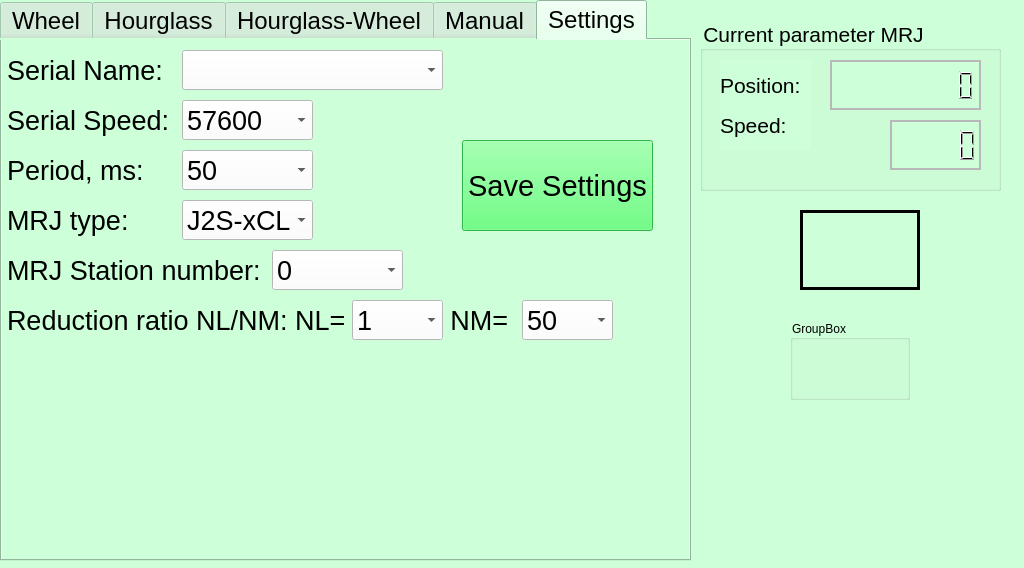
Before: the Qt Designer form GUI.ui in LeDima/Motor-control-MELSERVO-, drawn with Qt 5.
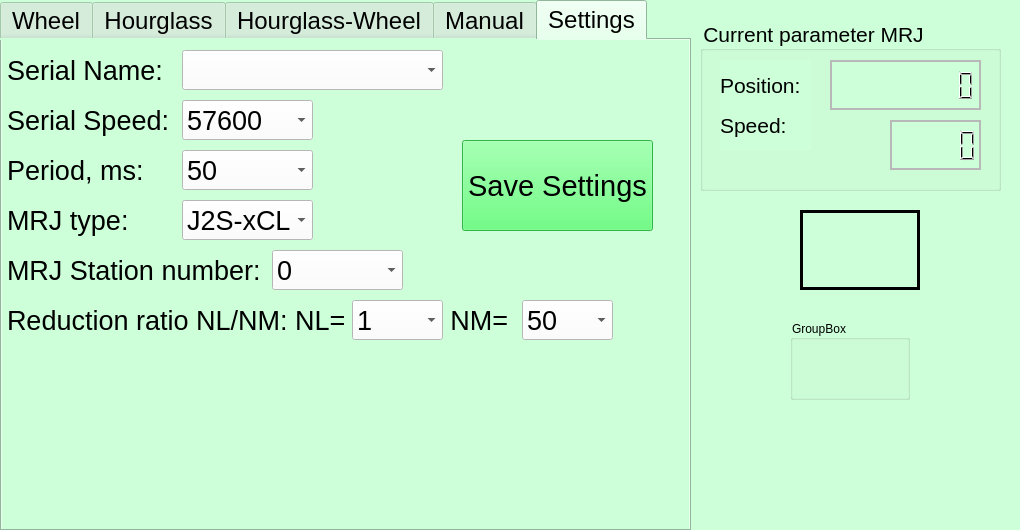
After: the same form once the commit is applied.

```diff
--- a/GUI.ui
+++ b/GUI.ui
@@ -6,8 +6,8 @@
    <rect>
     <x>0</x>
     <y>0</y>
-    <width>1024</width>
-    <height>568</height>
+    <width>1020</width>
+    <height>530</height>
    </rect>
   </property>
   <property name="sizePolicy">
@@ -19,13 +19,13 @@
   <property name="minimumSize">
    <size>
     <width>1000</width>
-    <height>550</height>
+    <height>500</height>
    </size>
   </property>
   <property name="maximumSize">
    <size>
     <width>1024</width>
-    <height>568</height>
+    <height>566</height>
    </size>
   </property>
   <property name="font">
@@ -59,7 +59,7 @@
       <x>0</x>
       <y>0</y>
       <width>691</width>
-      <height>561</height>
+      <height>531</height>
      </rect>
     </property>
     <property name="sizePolicy">
```
